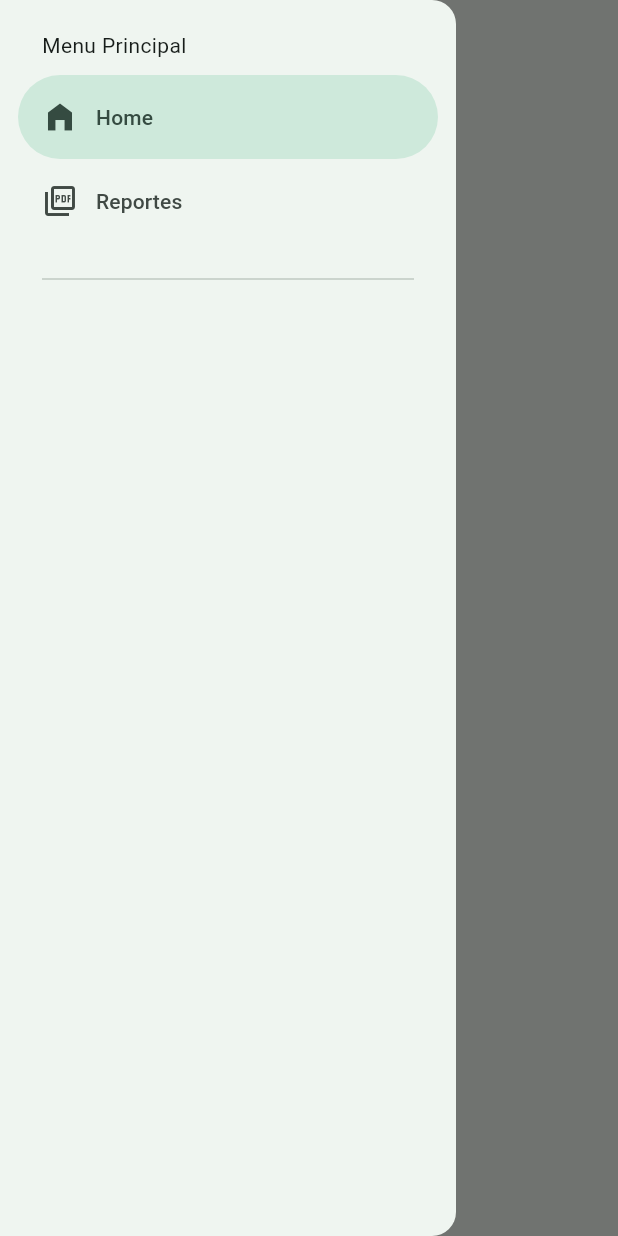
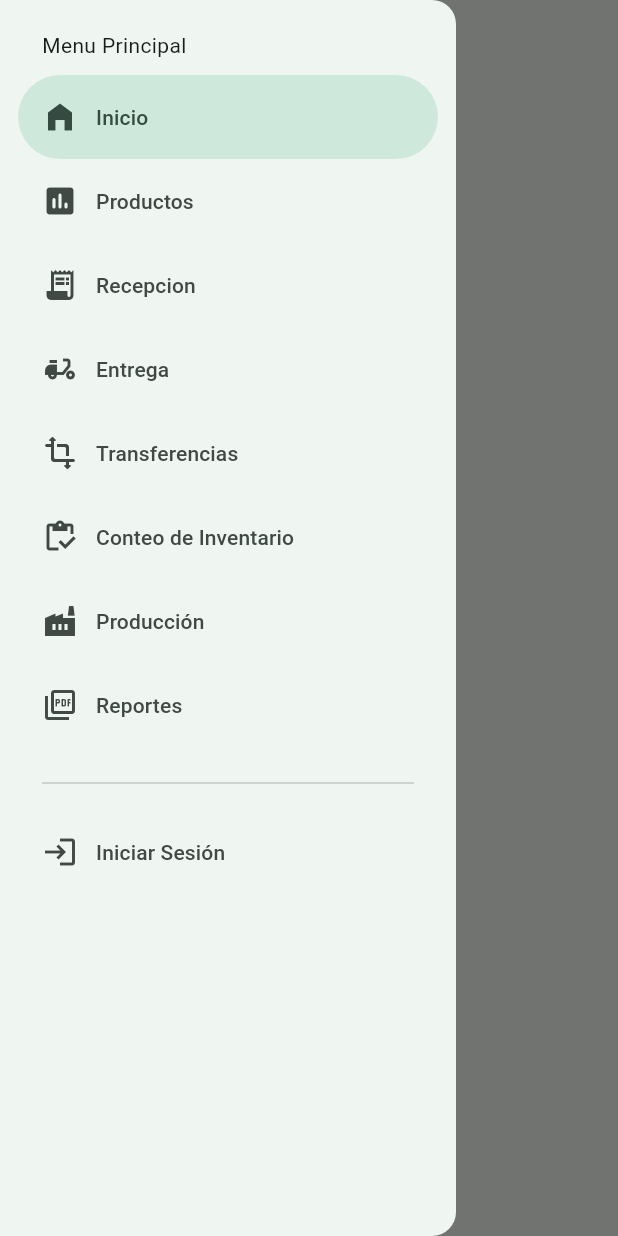
Before and after one commit to fauni/tomate_facil_mobile, a Flutter app: the screen it shows after launch, with the side drawer open, on a phone screen of 412 x 824 dp. Run offline on Flutter 3.47's test engine with Material 3 defaults, Android fonts, the phone set to English and light mode, and no system bars; our stand-ins replace flutter_riverpod, go_router.

Commit message:
Sidebar y manejo de rutas completado

```diff
--- a/lib/config/menu/menu_items.dart
+++ b/lib/config/menu/menu_items.dart
@@ -16,10 +16,52 @@ class MenuItem {
 
 const appMenuItems = <MenuItem>[
     MenuItem(
-      title: 'Home',
+      title: 'Inicio',
       subTitle: 'Pagina Principal',
       link: '/',
       icon: Icons.home_filled
+    ),
+
+    MenuItem(
+      title: 'Productos',
+      subTitle: 'Pagina de productos',
+      link: '/productos',
+      icon: Icons.poll_rounded
+    ),
+
+    MenuItem(
+      title: 'Recepcion',
+      subTitle: 'Pagina de recepcion',
+      link: '/recepcion_uno',
+      icon: Icons.receipt_long
+    ),
+
+    MenuItem(
+      title: 'Entrega',
+      subTitle: 'Pagina de entrega',
+      link: '/entregas',
+      icon: Icons.delivery_dining
+    ),
+
+    MenuItem(
+      title: 'Transferencias',
+      subTitle: 'Pagina de transferencias',
+      link: '/transferencias',
+      icon: Icons.transform_rounded
+    ),
+
+    MenuItem(
+      title: 'Conteo de Inventario',
+      subTitle: 'Pagina de conteo de inventarios',
+      link: '/conteo',
+      icon: Icons.inventory_outlined
+    ),
+
+    MenuItem(
+      title: 'Producción',
+      subTitle: 'Pagina de producción',
+      link: '/produccion',
+      icon: Icons.factory
     ),
 
     MenuItem(
@@ -28,4 +70,11 @@ const appMenuItems = <MenuItem>[
       link: '/reportes',
       icon: Icons.picture_as_pdf_outlined
     ),
+
+    MenuItem(
+      title: 'Iniciar Sesión',
+      subTitle: 'Login',
+      link: '/login',
+      icon: Icons.login_outlined
+    ),
   ];
--- a/lib/config/router/app_router.dart
+++ b/lib/config/router/app_router.dart
@@ -11,6 +11,22 @@ final appRouter = GoRouter(
     GoRoute(
       path: '/reportes',
       builder: (context, state) => const ReportesScreen(),
+    ),
+    GoRoute(
+      path: '/login',
+      builder: (context, state) => const LoginScreen(),
+    ),
+    GoRoute(
+      path: '/recepcion_uno',
+      builder: (context, state) => const RecepcionUnoScreen(),
+    ),
+    GoRoute(
+      path: '/recepcion_dos',
+      builder: (context, state) => const RecepcionDosScreen(),
+    ),
+    GoRoute(
+      path: '/detalle_recepcion',
+      builder: (context, state) => const DetalleRecepcionScreen(),
     )
   ]
 );
--- a/lib/presentation/screens/screens.dart
+++ b/lib/presentation/screens/screens.dart
@@ -1,2 +1,8 @@
 export 'home_screen.dart';
+export 'auth/login_screen.dart';
+
+export 'recepcion/recepcion_uno_screen.dart';
+export 'recepcion/recepcion_dos_screen.dart';
+export 'recepcion/detalle_recepcion_screen.dart';
+
 export 'reportes/reportes_screen.dart';
--- a/lib/presentation/widgets/side_menu.dart
+++ b/lib/presentation/widgets/side_menu.dart
@@ -39,7 +39,9 @@ class _SideMenuState extends State<SideMenu> {
           child: const Text('Menu Principal'),
         ),
 
-        ...appMenuItems.map((item) => NavigationDrawerDestination(
+        ...appMenuItems
+        .sublist(0,8)
+        .map((item) => NavigationDrawerDestination(
           icon: Icon(item.icon),
           label: Text(item.title)
           )
@@ -48,7 +50,15 @@ class _SideMenuState extends State<SideMenu> {
         const Padding(
           padding: EdgeInsets.fromLTRB(28, 16, 28, 10),
           child: Divider(),
-        )
+        ),
+
+        ...appMenuItems
+        .sublist(8,9)
+        .map((item) => NavigationDrawerDestination(
+          icon: Icon(item.icon),
+          label: Text(item.title)
+          )
+        ),
       ]
     );
   }
```
Also changed, not shown: lib/presentation/screens/auth/login_screen.dart (added, +12 -0 lines), lib/presentation/screens/recepcion/detalle_recepcion_screen.dart (added, +12 -0 lines), lib/presentation/screens/recepcion/recepcion_dos_screen.dart (added, +12 -0 lines), lib/presentation/screens/recepcion/recepcion_uno_screen.dart (added, +12 -0 lines), lib/presentation/screens/reportes/reportes_screen.dart (line endings or trailing spaces), pubspec.lock.
